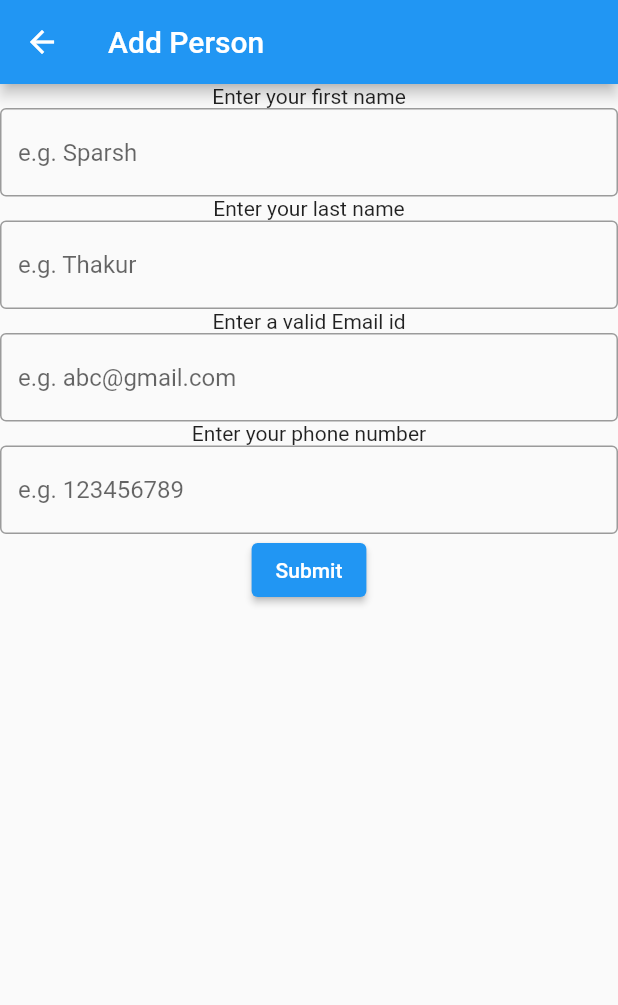
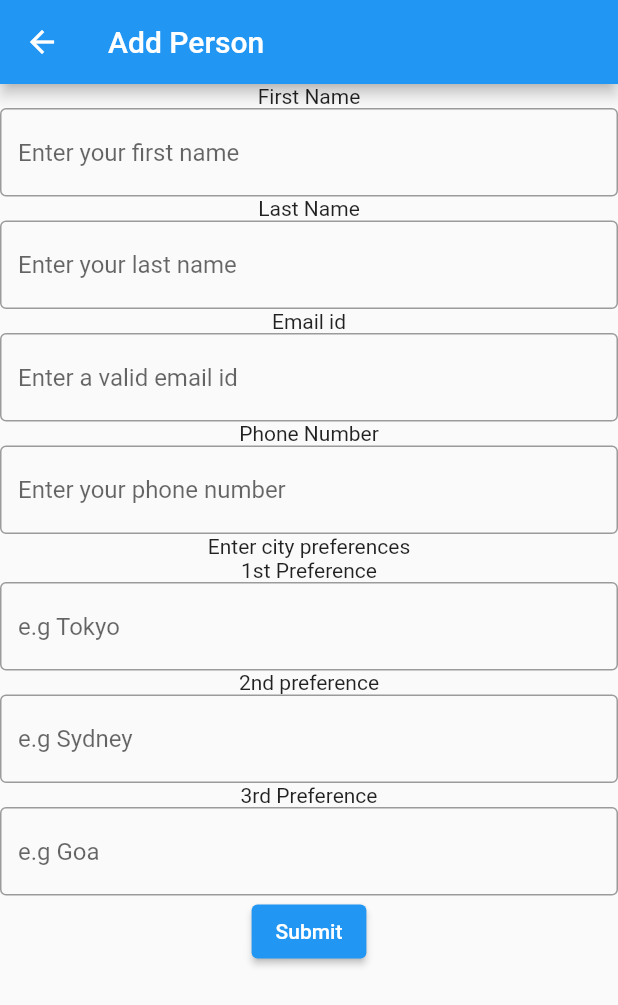
Before and after one commit to 401-srh/trip-n-friends, a Flutter app: the AddPersonPage screen opened directly, on a phone screen of 412 x 824 dp. Shown: the top 1005 px of the screen. Run offline on Flutter 3.47's test engine with Material 2 defaults, Android fonts, the phone set to English and light mode, and no system bars.

Commit message:
Add person page final update
Added city preferences to the page

```diff
--- a/trip_app/lib/add_person.dart
+++ b/trip_app/lib/add_person.dart
@@ -11,29 +11,48 @@ class AddPersonPage extends StatelessWidget {
         title: const Text('Add Person'),
       ),
       body: Column(children: [
-        const Text('Enter your first name'),
+        const Text('First Name'),
         const TextField(
             decoration: InputDecoration(
           border: OutlineInputBorder(),
-          hintText: 'e.g. Sparsh',
+          hintText: 'Enter your first name',
         )),
-        const Text('Enter your last name'),
+        const Text('Last Name'),
         const TextField(
             decoration: InputDecoration(
           border: OutlineInputBorder(),
-          hintText: 'e.g. Thakur',
+          hintText: 'Enter your last name',
         )),
-        const Text('Enter a valid Email id'),
+        const Text('Email id'),
         const TextField(
             decoration: InputDecoration(
           border: OutlineInputBorder(),
-          hintText: 'e.g. abc@gmail.com',
+          hintText: 'Enter a valid email id',
         )),
-        const Text('Enter your phone number'),
+        const Text('Phone Number'),
         const TextField(
             decoration: InputDecoration(
           border: OutlineInputBorder(),
-          hintText: 'e.g. 123456789',
+          hintText: 'Enter your phone number',
+        )),
+        const Text('Enter city preferences'),
+        const Text('1st Preference'),
+        const TextField(
+            decoration: InputDecoration(
+          border: OutlineInputBorder(),
+          hintText: 'e.g Tokyo',
+        )),
+        const Text('2nd preference'),
+        const TextField(
+            decoration: InputDecoration(
+          border: OutlineInputBorder(),
+          hintText: 'e.g Sydney',
+        )),
+        const Text('3rd Preference'),
+        const TextField(
+            decoration: InputDecoration(
+          border: OutlineInputBorder(),
+          hintText: 'e.g Goa',
         )),
         ElevatedButton(
             onPressed: (() => Navigator.push(context,
```
